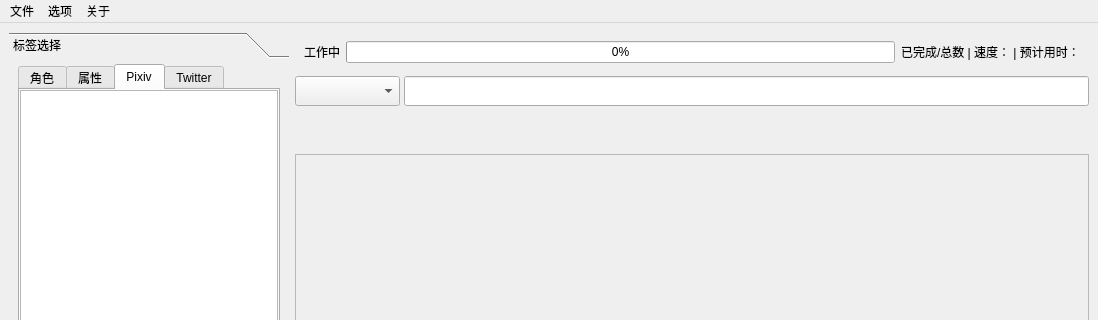
Qt form src/ui/main_window.ui (R4nd5tr/waifu_gallery) before a commit; both pictures show x 0 to 1098 and y 0 to 320 of the 1098 by 771 pixel window.
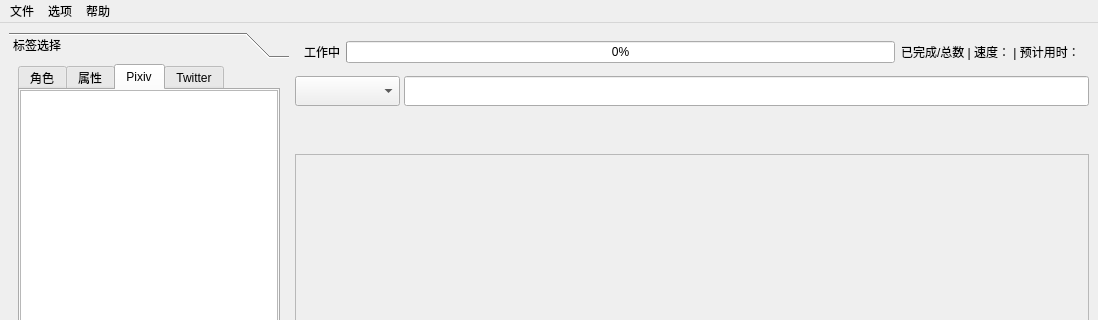
The same form after that commit. The open tabs and pages were chosen to show the change. Icons and pictures are not drawn.

Diff of the .ui file:
```diff
--- a/src/ui/main_window.ui
+++ b/src/ui/main_window.ui
@@ -1089,7 +1089,10 @@
      <height>33</height>
     </rect>
    </property>
-   <widget class="QMenu" name="menu">
+   <widget class="QMenu" name="fileMenu">
+    <property name="tearOffEnabled">
+     <bool>false</bool>
+    </property>
     <property name="title">
      <string>文件</string>
     </property>
@@ -1097,19 +1100,19 @@
     <addaction name="addPowerfulPixivDownloaderAction"/>
     <addaction name="addGallery_dlTwitterAction"/>
    </widget>
-   <widget class="QMenu" name="menu_2">
+   <widget class="QMenu" name="helpMenu">
     <property name="title">
-     <string>关于</string>
+     <string>帮助</string>
     </property>
    </widget>
-   <widget class="QMenu" name="menu_3">
+   <widget class="QMenu" name="settingsMenu">
     <property name="title">
      <string>选项</string>
     </property>
    </widget>
-   <addaction name="menu"/>
-   <addaction name="menu_3"/>
-   <addaction name="menu_2"/>
+   <addaction name="fileMenu"/>
+   <addaction name="settingsMenu"/>
+   <addaction name="helpMenu"/>
   </widget>
   <action name="showRestrictedAction">
    <property name="checkable">
```
Left out of the diff: 20 changed lines with no effect on the pictures.
